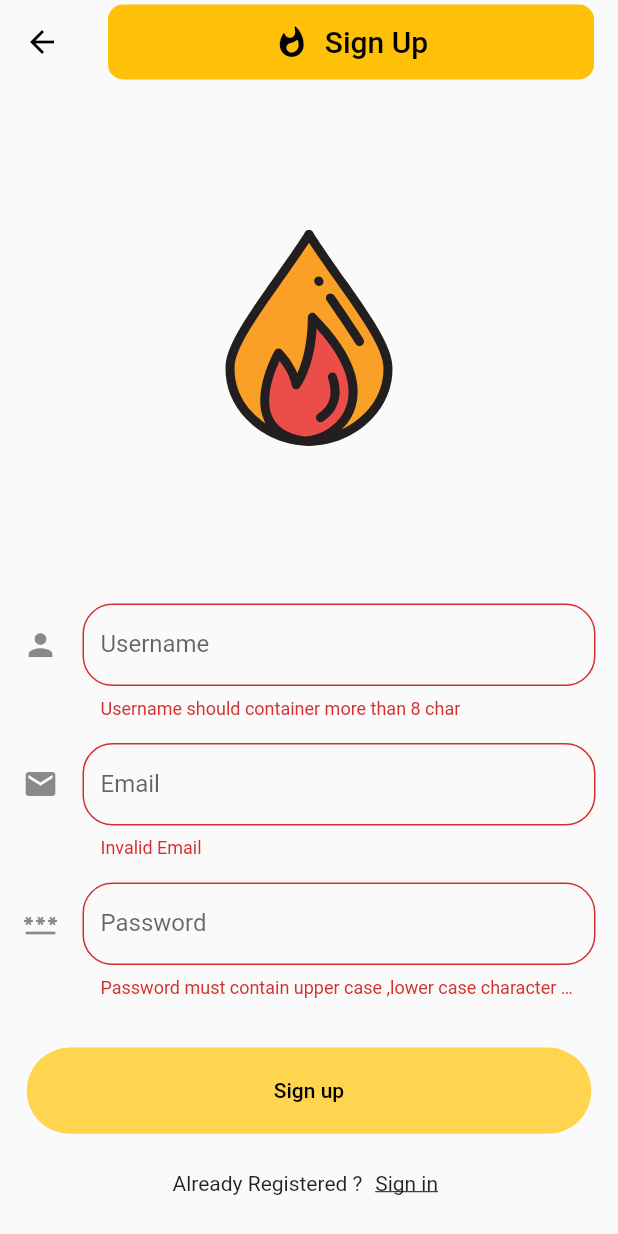
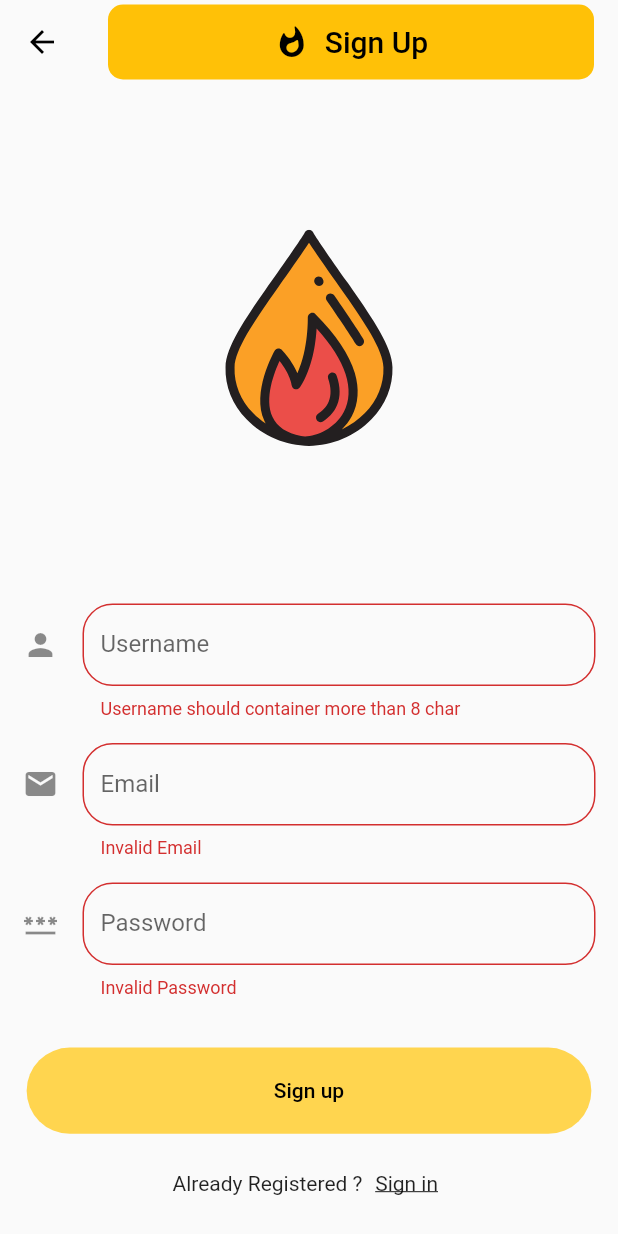
Before and after one commit to aadarshKsingh/FireChat, a Flutter app: the SignUp screen opened directly, after a tap on "Sign up", on a phone screen of 412 x 824 dp. Run offline on Flutter 3.47's test engine with Material 2 defaults, Android fonts, the phone set to English and light mode, and no system bars; our stand-ins replace cloud_firestore, firebase_auth, firebase_core, flutter_font_icons, flutter_svg, google_sign_in and 1 more; accounts and stored records are empty.

Commit message:
Added userprofile page & cleanup

```diff
--- a/lib/screens/conversation.dart
+++ b/lib/screens/conversation.dart
@@ -6,12 +6,11 @@ import 'package:flutter/material.dart';
 import 'package:intl/intl.dart';
 
 class Conversation extends StatefulWidget {
-  const Conversation({Key? key, this.chatID, this.contact, this.mail, this.bio})
+  const Conversation({Key? key, this.chatID, this.contact, this.mail})
       : super(key: key);
   final String? contact;
   final String? chatID;
   final String? mail;
-  final String? bio;
 
   @override
   _ConversationState createState() => _ConversationState();
@@ -141,7 +140,6 @@ class _ConversationState extends State<Conversation> {
                           builder: (context) => UserProfile(
                             name: widget.contact,
                             mail: widget.mail,
-                            bio: widget.bio,
                           ),
                         ),
                       ),
--- a/lib/screens/signup.dart
+++ b/lib/screens/signup.dart
@@ -149,7 +149,7 @@ class _SignUpState extends State<SignUp> {
                             validator: (value) {
                               return value!.contains(RegExp(passRegex))
                                   ? null
-                                  : "Password must contain upper case ,lower case character with special character";
+                                  : "Invalid Password";
                             },
                             controller: _passContr,
                             maxLines: 1,
@@ -202,8 +202,10 @@ class _SignUpState extends State<SignUp> {
                                 TextStyle(decoration: TextDecoration.underline),
                           ),
                         ),
-                        onTap: () => Navigator.push(context,
-                            MaterialPageRoute(builder: (context) => SignIn())),
+                        onTap: () => Navigator.push(
+                            context,
+                            MaterialPageRoute(
+                                builder: (context) => const SignIn())),
                       )
                     ],
                   ),
--- a/lib/services/databaseSearch.dart
+++ b/lib/services/databaseSearch.dart
@@ -5,7 +5,6 @@ class Database {
     final userMap = {
       'name': name,
       'mail': mail,
-      'bio': 'Hey there! I am using FireChat.'
     };
     FirebaseFirestore.instance.collection("users").add(userMap).catchError((e) {
       print(e);
@@ -67,7 +66,6 @@ class Database {
   }
 
   getUserInfoByName(String friendName) async {
-    print(friendName);
     return await FirebaseFirestore.instance
         .collection('users')
         .where('name', arrayContains: friendName)
```
Also changed, not shown: lib/screens/allchats.dart (+3 -11 lines), lib/screens/search.dart (+4 -4 lines), lib/screens/signin.dart (+5 -5 lines), lib/screens/userProfile.dart (+1 -6 lines).
